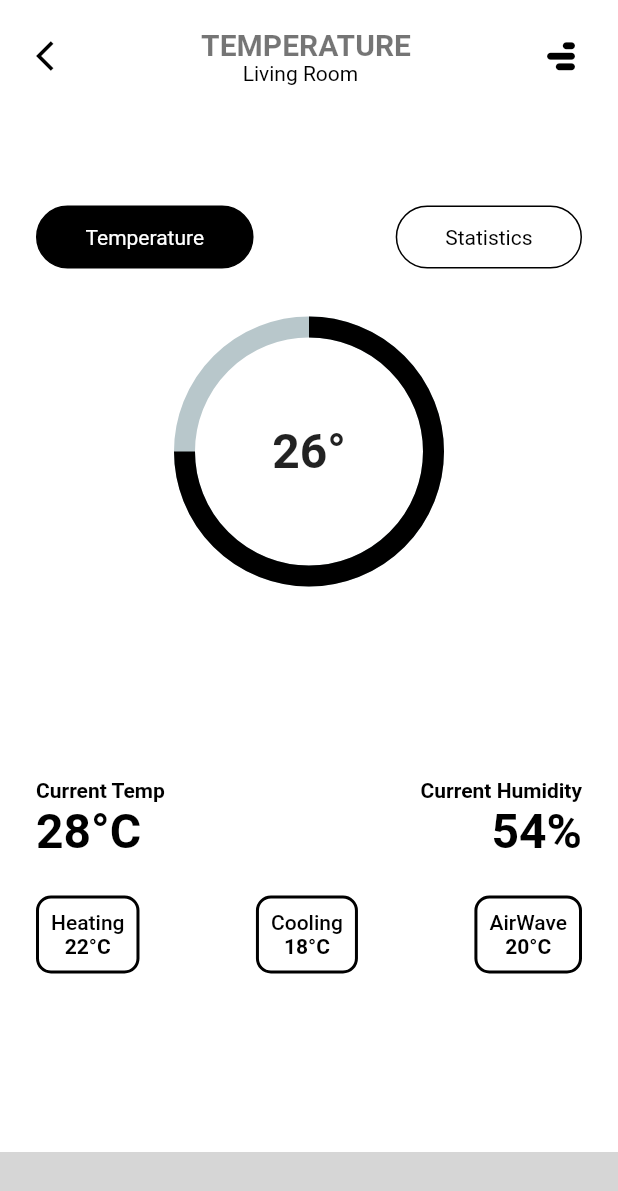
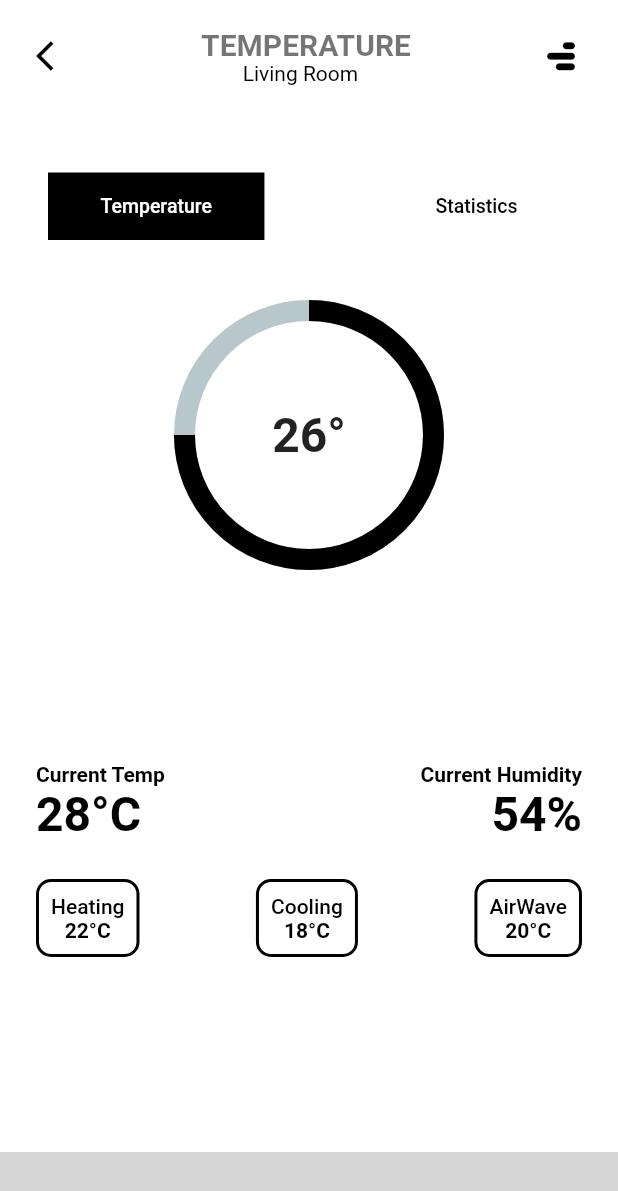
Before and after one commit to Alex5683/home_application, a Flutter app: the screen it shows after launch, on a phone screen of 412 x 824 dp. Shown: the top 1191 px of the screen. Run offline on Flutter 3.47's test engine with Material 2 defaults, Android fonts, the phone set to English and light mode, and no system bars; drawn by our look-alikes of percent_indicator; our stand-ins replace google_fonts; missing offline and left inert: molten_navigationbar_flutter; grey boxes are pictures that could not be loaded.

Commit message:
this is my first pro

```diff
--- a/lib/pages/temperature.dart
+++ b/lib/pages/temperature.dart
@@ -74,12 +74,32 @@ class _TemperaturePageState extends State<TemperaturePage> {
               ),
 
               Padding(
-                padding: EdgeInsets.only(top: 80),
+                padding: EdgeInsets.only(top: 50),
                 child: Row(
                   mainAxisAlignment: MainAxisAlignment.spaceBetween,
                   children: [
-                    _roundedButton(title: 'Temperature', isActive: true),
-                    _roundedButton(title: 'Statistics'),
+                    TextButton(
+                      onPressed: () {},
+                      child: Container(
+                        color: Colors.black,
+                        padding: const EdgeInsets.symmetric(vertical: 15, horizontal: 35),
+                        child: const Text(
+                          'Temperature',
+                          style: TextStyle(color: Colors.white, fontSize: 13.0),
+                        ),
+                      ),
+                    ),
+                    TextButton(
+                      onPressed: () {},
+                      child: Container(
+                        color: Colors.white,
+                        padding: const EdgeInsets.symmetric(vertical: 15, horizontal: 35),
+                        child: const Text(
+                          'Statistics',
+                          style: TextStyle(color: Colors.black, fontSize: 13.0),
+                        ),
+                      ),
+                    ),
                   ],
                 ),
               ),
--- a/lib/util/smart_device_box2.dart
+++ b/lib/util/smart_device_box2.dart
@@ -21,7 +21,7 @@ class SmartDeviceBox2 extends StatelessWidget {
   @override
   Widget build(BuildContext context) {
     return Padding(
-      padding: const EdgeInsets.all(15.0),
+      padding: const EdgeInsets.all(2.0),
       child: Container(
         decoration: BoxDecoration(
 
--- a/pubspec.yaml
+++ b/pubspec.yaml
@@ -37,6 +37,7 @@ dependencies:
   cupertino_icons: ^1.0.2
   google_fonts: ^5.1.0
   percent_indicator: ^3.4.0
+
   molten_navigationbar_flutter: ^1.0.1
 
 dev_dependencies:
```
Also changed, not shown: lib/pages/home_page.dart (+8 -7 lines), lib/pages/room.dart (+10 -8 lines).
